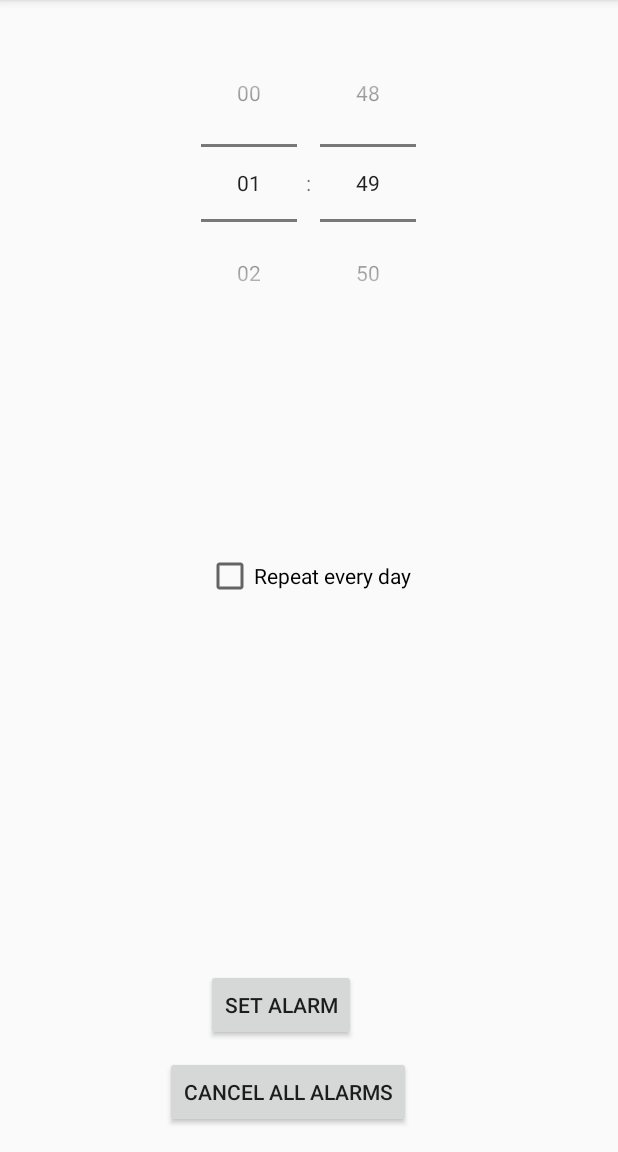
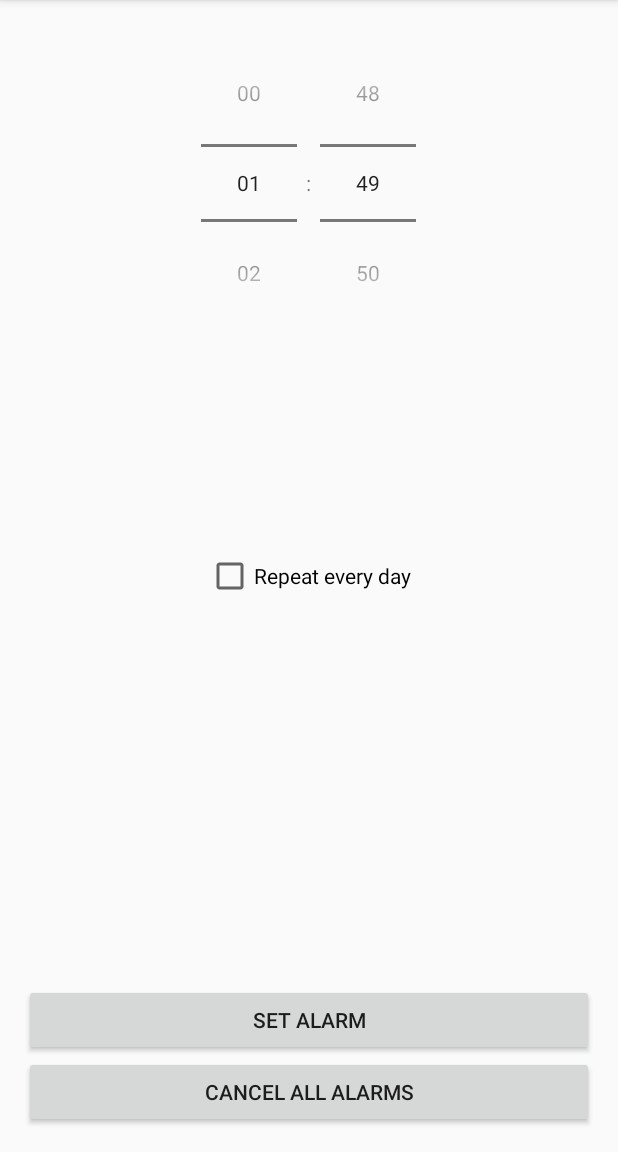
Before and after one commit to shpp-vsmaga/Android-Lesson4, an Android app: the screen it shows after launch (MainActivity), on a phone screen of 412 x 824 dp, the part 84-1236 px from its top. Run offline under Robolectric (Android 15) with nearby library versions, the phone set to English and light mode, and no system bars.

Commit message:
design fixes

```diff
--- a/app/src/main/res/layout/activity_main.xml
+++ b/app/src/main/res/layout/activity_main.xml
@@ -18,15 +18,13 @@
         android:layout_centerHorizontal="true" />
 
     <Button
-        android:layout_width="wrap_content"
+        android:layout_width="fill_parent"
         android:layout_height="wrap_content"
         android:text="@string/btnSetAlarmLabel"
         android:id="@+id/btnSetAlarm"
         android:onClick="onClickSetAlarmBtn"
         android:layout_above="@+id/btnCancelAlarms"
-        android:layout_alignStart="@+id/chbRepeatEveryDay"
-        android:layout_marginBottom="10dp"
-        android:layout_alignParentEnd="false" />
+        android:layout_centerHorizontal="true" />
 
     <CheckBox
         android:layout_width="wrap_content"
@@ -37,11 +35,11 @@
         android:layout_centerHorizontal="true" />
 
     <Button
-        android:layout_width="wrap_content"
+        android:layout_width="fill_parent"
         android:layout_height="wrap_content"
         android:text="@string/btnCancelAlarmsLabel"
         android:id="@+id/btnCancelAlarms"
+        android:onClick="onClickCancelAlarmsBtn"
         android:layout_alignParentBottom="true"
-        android:layout_alignEnd="@+id/chbRepeatEveryDay"
-        android:onClick="onClickCancelAlarmsBtn" />
+        android:layout_centerHorizontal="true" />
 </RelativeLayout>
--- a/app/src/main/res/layout/alarm_activity.xml
+++ b/app/src/main/res/layout/alarm_activity.xml
@@ -4,7 +4,7 @@
     android:layout_height="match_parent">
 
     <Button
-        android:layout_width="wrap_content"
+        android:layout_width="fill_parent"
         android:layout_height="wrap_content"
         android:text="@string/btnStopAlarmLabel"
         android:id="@+id/btnStopAlarm"
@@ -13,8 +13,8 @@
         android:onClick="onClickStopAlarm"
         android:textAlignment="center"
         android:textSize="@dimen/btnStopAlarmTextSize"
-        android:layout_marginTop="85dp"
-        android:layout_below="@+id/imageView"
+        android:layout_marginBottom="37dp"
+        android:layout_alignParentBottom="true"
         android:layout_centerHorizontal="true" />
 
     <ImageView
```
